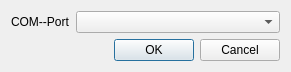
Qt form qt/macrokeyboard/mainwindow.ui (feelx88/macrokeyboard) before a commit.
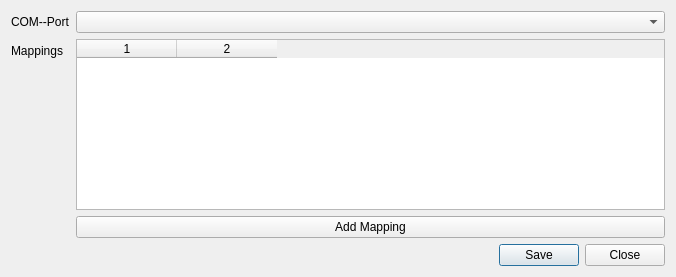
The same form after that commit.

Diff of the .ui file:
```diff
--- a/qt/macrokeyboard/mainwindow.ui
+++ b/qt/macrokeyboard/mainwindow.ui
@@ -6,8 +6,8 @@
    <rect>
     <x>0</x>
     <y>0</y>
-    <width>291</width>
-    <height>54</height>
+    <width>676</width>
+    <height>277</height>
    </rect>
   </property>
   <property name="windowTitle">
@@ -25,10 +25,33 @@
     <item row="0" column="1">
      <widget class="QComboBox" name="comboBox"/>
     </item>
+    <item row="1" column="0">
+     <widget class="QLabel" name="label_2">
+      <property name="text">
+       <string>Mappings</string>
+      </property>
+     </widget>
+    </item>
     <item row="1" column="1">
+     <widget class="QTableWidget" name="tableWidget">
+      <property name="columnCount">
+       <number>2</number>
+      </property>
+      <column/>
+      <column/>
+     </widget>
+    </item>
+    <item row="3" column="1">
      <widget class="QDialogButtonBox" name="buttonBox">
       <property name="standardButtons">
-       <set>QDialogButtonBox::Cancel|QDialogButtonBox::Ok</set>
+       <set>QDialogButtonBox::Close|QDialogButtonBox::Save</set>
+      </property>
+     </widget>
+    </item>
+    <item row="2" column="1">
+     <widget class="QPushButton" name="pushButton">
+      <property name="text">
+       <string>Add Mapping</string>
       </property>
      </widget>
     </item>
```
